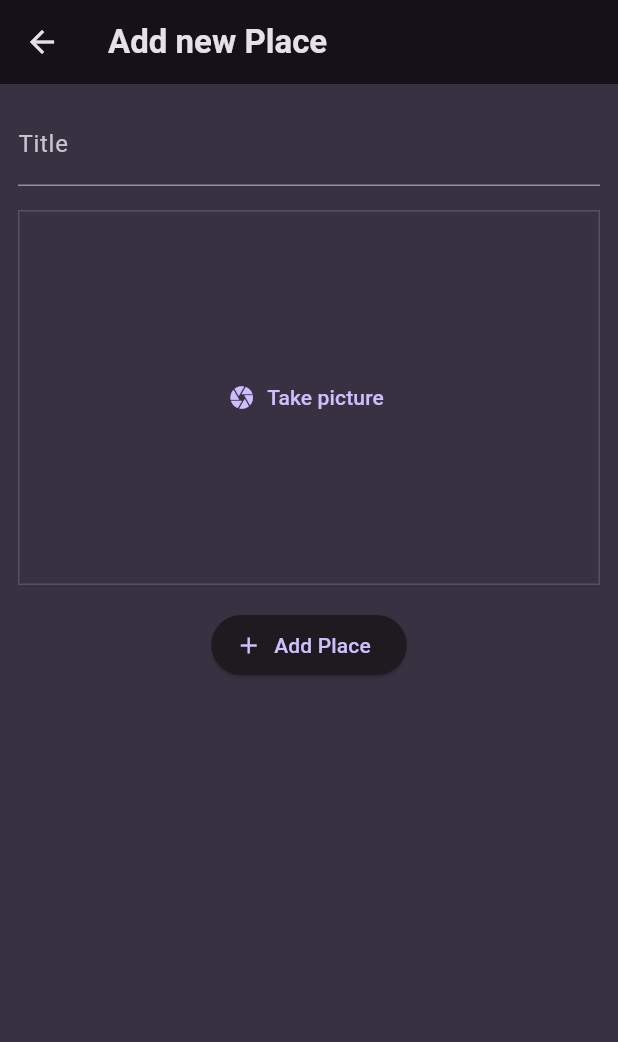
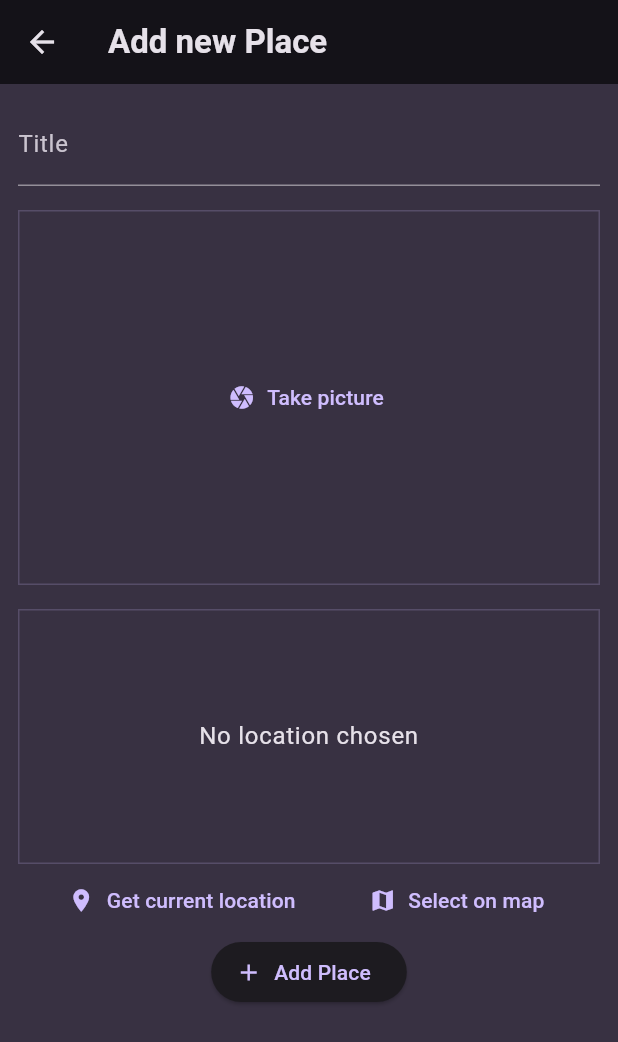
Before and after one commit to gustawx/native-features, a Flutter app: the AddPlaceScreen screen opened directly, on a phone screen of 412 x 824 dp. Shown: the top 1042 px of the screen. Run offline on Flutter 3.47's test engine with Material 3 defaults, Android fonts, the phone set to English and light mode, and no system bars; our stand-ins replace flutter_riverpod, google_fonts, image_picker, location.

Commit message:
feat(add_place.dart): add LocationInput widget to capture user's current location feat(location_input.dart): create new LocationInput widget to handle location services and provide user with location options

```diff
--- a/lib/screens/add_place.dart
+++ b/lib/screens/add_place.dart
@@ -4,6 +4,7 @@
 import 'package:flutter_riverpod/flutter_riverpod.dart';
 import 'package:native_features/providers/user_places.dart';
 import 'package:native_features/widgets/image_input.dart';
+import 'package:native_features/widgets/location_input.dart';
 
 class AddPlaceScreen extends ConsumerStatefulWidget {
   const AddPlaceScreen({super.key});
@@ -62,6 +63,7 @@
               },
             ),
             const SizedBox(height: 16),
+            LocationInput(),
             ElevatedButton.icon(
               onPressed: _savePlace,
               icon: const Icon(Icons.add),
--- /dev/null
+++ b/lib/widgets/location_input.dart
@@ -0,0 +1,97 @@
+import 'package:flutter/material.dart';
+import 'package:location/location.dart';
+
+class LocationInput extends StatefulWidget {
+  const LocationInput({super.key});
+
+  @override
+  State<StatefulWidget> createState() {
+    return _LocationInputState();
+  }
+}
+
+class _LocationInputState extends State<LocationInput> {
+  Location? _pickedLocation;
+  bool _isGettingLocation = false;
+
+  void _getCurrentLocation() async {
+    Location location = Location();
+
+    bool serviceEnabled;
+    PermissionStatus permissionGranted;
+    LocationData locationData;
+
+    serviceEnabled = await location.serviceEnabled();
+    if (!serviceEnabled) {
+      serviceEnabled = await location.requestService();
+      if (!serviceEnabled) {
+        return;
+      }
+    }
+
+    permissionGranted = await location.hasPermission();
+    if (permissionGranted == PermissionStatus.denied) {
+      permissionGranted = await location.requestPermission();
+      if (permissionGranted != PermissionStatus.granted) {
+        return;
+      }
+    }
+
+    setState(() {
+      _isGettingLocation = true;
+    });
+
+    locationData = await location.getLocation();
+
+    setState(() {});
+
+    print(locationData.latitude);
+    print(locationData.longitude);
+  }
+
+  @override
+  Widget build(BuildContext context) {
+    Widget previewContent = Text(
+      'No location chosen',
+      textAlign: TextAlign.center,
+      style: Theme.of(context).textTheme.bodyLarge!.copyWith(
+            color: Theme.of(context).colorScheme.onBackground,
+          ),
+    );
+    if (_isGettingLocation) {
+      previewContent = const CircularProgressIndicator();
+    }
+
+    return Column(
+      children: [
+        Container(
+          alignment: Alignment.center,
+          height: 170,
+          width: double.infinity,
+          decoration: BoxDecoration(
+            border: Border.all(
+              width: 1,
+              color: Theme.of(context).colorScheme.primary.withOpacity(0.2),
+            ),
+          ),
+          child: previewContent,
+        ),
+        Row(
+          mainAxisAlignment: MainAxisAlignment.spaceEvenly,
+          children: [
+            TextButton.icon(
+              onPressed: _getCurrentLocation,
+              icon: const Icon(Icons.location_on),
+              label: const Text('Get current location'),
+            ),
+            TextButton.icon(
+              onPressed: () {},
+              icon: const Icon(Icons.map),
+              label: const Text('Select on map'),
+            )
+          ],
+        )
+      ],
+    );
+  }
+}
```
